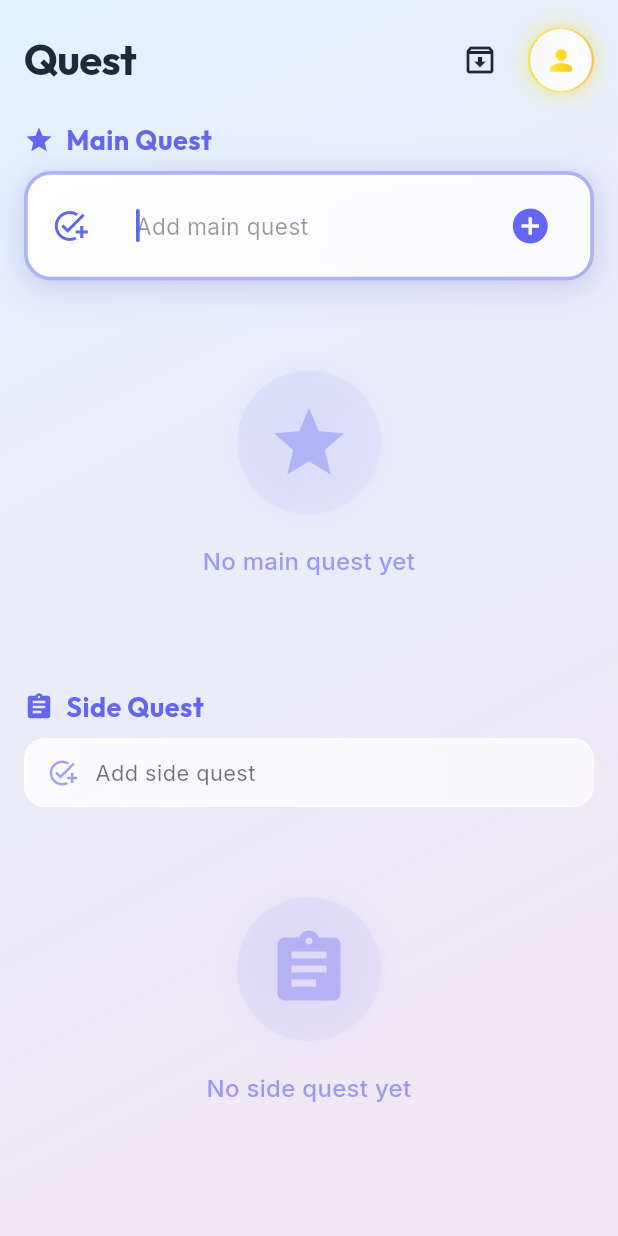
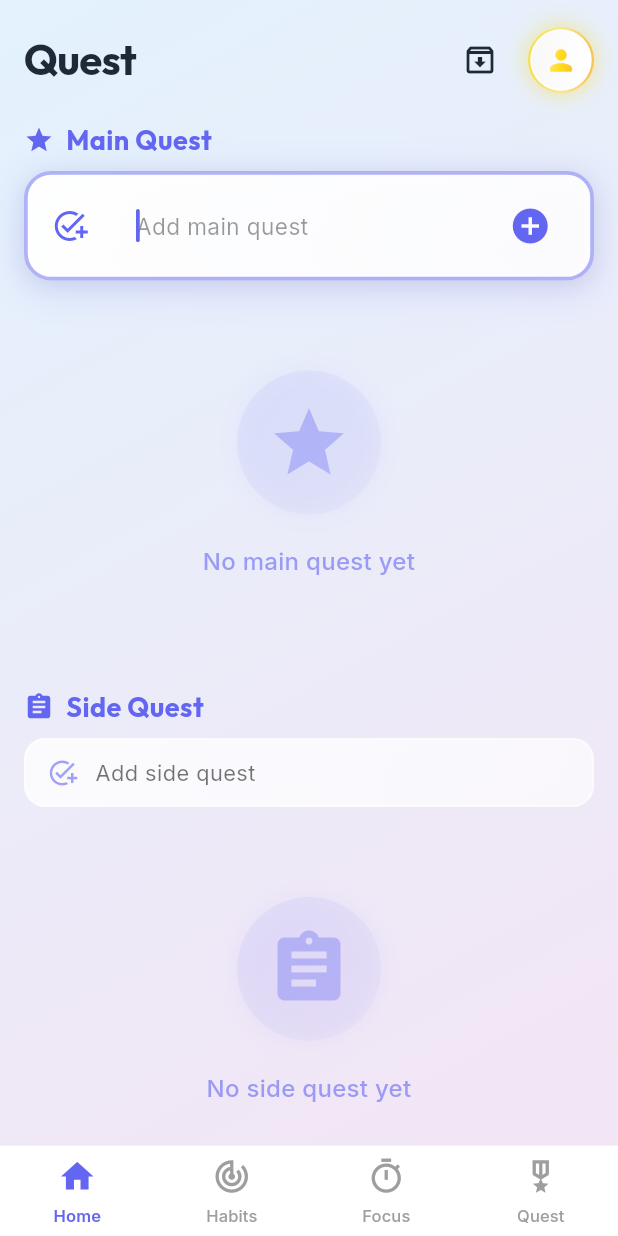
Before and after one commit to akramul47/windows_todo, a Flutter app: the screen it shows after launch, after a tap on "Add main quest", on a phone screen of 412 x 824 dp. Run offline on Flutter 3.47's test engine with Material 3 defaults, Android fonts, the phone set to English and light mode, and no system bars; our stand-ins replace confetti, google_fonts, shared_preferences; missing offline and left inert: tray_manager, win32_registry, window_manager.

Commit message:
feat: Refactor navigation structure and add new screens

```diff
--- a/lib/main.dart
+++ b/lib/main.dart
@@ -6,7 +6,7 @@ import 'package:provider/provider.dart';
 import 'package:window_manager/window_manager.dart';
 import 'package:windows_todo/Utils/app_theme.dart';
 import 'package:windows_todo/providers/theme_provider.dart';
-import 'package:windows_todo/screens/home_screen.dart';
+import 'package:windows_todo/screens/main_navigation_screen.dart';
 import 'package:windows_todo/services/storage_service.dart';
 import 'package:windows_todo/services/windows_service.dart';
 
@@ -149,8 +149,8 @@ class MyApp extends StatelessWidget {
             darkTheme: AppTheme.darkTheme,
             themeMode: themeProvider.effectiveThemeMode,
             home: isWindows
-                ? const WindowFrame(child: HomeScreen())
-                : const HomeScreen(),
+                ? const WindowFrame(child: MainNavigationScreen())
+                : const MainNavigationScreen(),
           );
         },
       ),
--- /dev/null
+++ b/lib/screens/focus_screen.dart
@@ -0,0 +1,71 @@
+import 'package:flutter/material.dart';
+import 'package:google_fonts/google_fonts.dart';
+import '../Utils/app_theme.dart';
+import '../Utils/responsive_layout.dart';
+
+class FocusScreen extends StatefulWidget {
+  const FocusScreen({Key? key}) : super(key: key);
+
+  @override
+  State<FocusScreen> createState() => _FocusScreenState();
+}
+
+class _FocusScreenState extends State<FocusScreen> {
+  @override
+  Widget build(BuildContext context) {
+    final isDark = Theme.of(context).brightness == Brightness.dark;
+    final deviceType = ResponsiveLayout.getDeviceType(context);
+    final isMobile = deviceType == DeviceType.mobile;
+
+    return Container(
+      decoration: BoxDecoration(
+        gradient: LinearGradient(
+          begin: Alignment.topLeft,
+          end: Alignment.bottomRight,
+          colors: isDark
+              ? [
+                  AppTheme.backgroundGradientStartDark,
+                  AppTheme.backgroundGradientEndDark,
+                ]
+              : [
+                  AppTheme.backgroundGradientStart,
+                  AppTheme.backgroundGradientEnd,
+                ],
+        ),
+      ),
+      child: Center(
+        child: Column(
+          mainAxisAlignment: MainAxisAlignment.center,
+          children: [
+            Icon(
+              Icons.timer_outlined,
+              size: isMobile ? 80 : 100,
+              color: Theme.of(context).colorScheme.primary.withOpacity(0.5),
+            ),
+            const SizedBox(height: 24),
+            Text(
+              'Focus',
+              style: GoogleFonts.outfit(
+                fontSize: isMobile ? 32 : 40,
+                fontWeight: FontWeight.bold,
+                color: isDark ? AppTheme.textDarkMode : AppTheme.textDark,
+              ),
+            ),
+            const SizedBox(height: 12),
+            Padding(
+              padding: const EdgeInsets.symmetric(horizontal: 32),
+              child: Text(
+                'Stay focused with timers and concentration tools',
+                textAlign: TextAlign.center,
+                style: GoogleFonts.inter(
+                  fontSize: isMobile ? 16 : 18,
+                  color: isDark ? AppTheme.textMediumDark : AppTheme.textMedium,
+                ),
+              ),
+            ),
+          ],
+        ),
+      ),
+    );
+  }
+}
--- /dev/null
+++ b/lib/screens/habits_screen.dart
@@ -0,0 +1,71 @@
+import 'package:flutter/material.dart';
+import 'package:google_fonts/google_fonts.dart';
+import '../Utils/app_theme.dart';
+import '../Utils/responsive_layout.dart';
+
+class HabitsScreen extends StatefulWidget {
+  const HabitsScreen({Key? key}) : super(key: key);
+
+  @override
+  State<HabitsScreen> createState() => _HabitsScreenState();
+}
+
+class _HabitsScreenState extends State<HabitsScreen> {
+  @override
+  Widget build(BuildContext context) {
+    final isDark = Theme.of(context).brightness == Brightness.dark;
+    final deviceType = ResponsiveLayout.getDeviceType(context);
+    final isMobile = deviceType == DeviceType.mobile;
+
+    return Container(
+      decoration: BoxDecoration(
+        gradient: LinearGradient(
+          begin: Alignment.topLeft,
+          end: Alignment.bottomRight,
+          colors: isDark
+              ? [
+                  AppTheme.backgroundGradientStartDark,
+                  AppTheme.backgroundGradientEndDark,
+                ]
+              : [
+                  AppTheme.backgroundGradientStart,
+                  AppTheme.backgroundGradientEnd,
+                ],
+        ),
+      ),
+      child: Center(
+        child: Column(
+          mainAxisAlignment: MainAxisAlignment.center,
+          children: [
+            Icon(
+              Icons.track_changes,
+              size: isMobile ? 80 : 100,
+              color: Theme.of(context).colorScheme.primary.withOpacity(0.5),
+            ),
+            const SizedBox(height: 24),
+            Text(
+              'Habits',
+              style: GoogleFonts.outfit(
+                fontSize: isMobile ? 32 : 40,
+                fontWeight: FontWeight.bold,
+                color: isDark ? AppTheme.textDarkMode : AppTheme.textDark,
+              ),
+            ),
+            const SizedBox(height: 12),
+            Padding(
+              padding: const EdgeInsets.symmetric(horizontal: 32),
+              child: Text(
+                'Track your daily habits and build consistency',
+                textAlign: TextAlign.center,
+                style: GoogleFonts.inter(
+                  fontSize: isMobile ? 16 : 18,
+                  color: isDark ? AppTheme.textMediumDark : AppTheme.textMedium,
+                ),
+              ),
+            ),
+          ],
+        ),
+      ),
+    );
+  }
+}
--- /dev/null
+++ b/lib/screens/main_navigation_screen.dart
@@ -0,0 +1,296 @@
+import 'package:flutter/material.dart';
+import 'package:flutter/services.dart';
+import 'package:google_fonts/google_fonts.dart';
+import '../Utils/responsive_layout.dart';
+import 'home_screen.dart';
+import 'habits_screen.dart';
+import 'focus_screen.dart';
+import 'quest_screen.dart';
+
+class MainNavigationScreen extends StatefulWidget {
+  const MainNavigationScreen({Key? key}) : super(key: key);
+
+  @override
+  State<MainNavigationScreen> createState() => _MainNavigationScreenState();
+}
+
+class _MainNavigationScreenState extends State<MainNavigationScreen> {
+  int _currentIndex = 0;
+
+  final List<Widget> _screens = const [
+    HomeScreen(),
+    HabitsScreen(),
+    FocusScreen(),
+    QuestScreen(),
+  ];
+
+  final List<NavigationItem> _navItems = const [
+    NavigationItem(
+      icon: Icons.home_outlined,
+      activeIcon: Icons.home,
+      label: 'Home',
+    ),
+    NavigationItem(
+      icon: Icons.track_changes,
+      activeIcon: Icons.track_changes,
+      label: 'Habits',
+    ),
+    NavigationItem(
+      icon: Icons.timer_outlined,
+      activeIcon: Icons.timer,
+      label: 'Focus',
+    ),
+    NavigationItem(
+      icon: Icons.military_tech_outlined,
+      activeIcon: Icons.military_tech,
+      label: 'Quest',
+    ),
+  ];
+
+  @override
+  Widget build(BuildContext context) {
+    final deviceType = ResponsiveLayout.getDeviceType(context);
+    final isMobile = deviceType == DeviceType.mobile;
+
+    if (isMobile) {
+      return _buildMobileLayout();
+    } else {
+      return _buildTabletDesktopLayout();
+    }
+  }
+
+  Widget _buildMobileLayout() {
+    final isDark = Theme.of(context).brightness == Brightness.dark;
+
+    return Scaffold(
+      body: IndexedStack(
+        index: _currentIndex,
+        children: _screens,
+      ),
+      bottomNavigationBar: Container(
+        decoration: BoxDecoration(
+          color: isDark ? const Color(0xFF000000) : Colors.white,
+          border: Border(
+            top: BorderSide(
+              color: isDark
+                  ? Colors.white.withOpacity(0.08)
+                  : Colors.black.withOpacity(0.06),
+              width: 0.5,
+            ),
+          ),
+        ),
+        child: SafeArea(
+          child: SizedBox(
+            height: 60,
+            child: Row(
+              mainAxisAlignment: MainAxisAlignment.spaceAround,
+              children: List.generate(_navItems.length, (index) {
+                return _buildBottomNavItem(
+                  item: _navItems[index],
+                  isSelected: _currentIndex == index,
+                  onTap: () => setState(() => _currentIndex = index),
+                );
+              }),
+            ),
+          ),
+        ),
+      ),
+    );
+  }
+
+  Widget _buildBottomNavItem({
+    required NavigationItem item,
+    required bool isSelected,
+    required VoidCallback onTap,
+  }) {
+    final isDark = Theme.of(context).brightness == Brightness.dark;
+    final primaryColor = Theme.of(context).colorScheme.primary;
+
+    return Expanded(
+      child: InkWell(
+        onTap: () {
+          HapticFeedback.selectionClick();
+          onTap();
+        },
+        splashColor: Colors.transparent,
+        highlightColor: Colors.transparent,
+        child: Column(
+          mainAxisAlignment: MainAxisAlignment.center,
+          mainAxisSize: MainAxisSize.min,
+          children: [
+            AnimatedContainer(
+              duration: const Duration(milliseconds: 200),
+              curve: Curves.easeOut,
+              child: Icon(
+                isSelected ? item.activeIcon : item.icon,
+                color: isSelected
+                    ? primaryColor
+                    : (isDark ? Colors.grey.shade600 : Colors.grey.shade500),
+                size: 26,
+              ),
+            ),
+            const SizedBox(height: 6),
+            AnimatedDefaultTextStyle(
+              duration: const Duration(milliseconds: 200),
+              curve: Curves.easeOut,
+              style: GoogleFonts.inter(
+                fontSize: 11,
+                fontWeight: isSelected ? FontWeight.w600 : FontWeight.w500,
+                color: isSelected
+                    ? primaryColor
+                    : (isDark ? Colors.grey.shade600 : Colors.grey.shade500),
+                letterSpacing: 0.1,
+              ),
+              child: Text(
+                item.label,
+                maxLines: 1,
+                overflow: TextOverflow.ellipsis,
+              ),
+            ),
+          ],
+        ),
+      ),
+    );
+  }
+
+  Widget _buildTabletDesktopLayout() {
+    return Scaffold(
+      body: Row(
+        children: [
+          // Side Navigation Rail
+          _buildSideNavigation(),
+          // Main Content
+          Expanded(
+            child: IndexedStack(
+              index: _currentIndex,
+              children: _screens,
+            ),
+          ),
+        ],
+      ),
+    );
+  }
+
+  Widget _buildSideNavigation() {
+    final isDark = Theme.of(context).brightness == Brightness.dark;
+    final deviceType = ResponsiveLayout.getDeviceType(context);
+    final isDesktop = deviceType == DeviceType.desktop;
+
+    return Container(
+      width: isDesktop ? 220 : 72,
+      decoration: BoxDecoration(
+        color: isDark ? const Color(0xFF000000) : Colors.white,
+        border: Border(
+          right: BorderSide(
+            color: isDark
+                ? Colors.white.withOpacity(0.08)
+                : Colors.black.withOpacity(0.06),
+            width: 0.5,
+          ),
+        ),
+      ),
+      child: Column(
+        mainAxisAlignment: MainAxisAlignment.center,
+        children: [
+          // Navigation Items
+          ListView.builder(
+            shrinkWrap: true,
+            physics: const NeverScrollableScrollPhysics(),
+            padding: EdgeInsets.symmetric(horizontal: isDesktop ? 12 : 8),
+            itemCount: _navItems.length,
+            itemBuilder: (context, index) {
+              return _buildSideNavItem(
+                item: _navItems[index],
+                isSelected: _currentIndex == index,
+                isExpanded: isDesktop,
+                onTap: () => setState(() => _currentIndex = index),
+              );
+            },
+          ),
+        ],
+      ),
+    );
+  }
+
+  Widget _buildSideNavItem({
+    required NavigationItem item,
+    required bool isSelected,
+    required bool isExpanded,
+    required VoidCallback onTap,
+  }) {
+    final isDark = Theme.of(context).brightness == Brightness.dark;
+    final primaryColor = Theme.of(context).colorScheme.primary;
+
+    return Padding(
+      padding: const EdgeInsets.only(bottom: 6),
+      child: InkWell(
+        onTap: () {
+          HapticFeedback.selectionClick();
+          onTap();
+        },
+        borderRadius: BorderRadius.circular(12),
+        splashColor: primaryColor.withOpacity(0.1),
+        highlightColor: primaryColor.withOpacity(0.05),
+        child: AnimatedContainer(
+          duration: const Duration(milliseconds: 200),
+          curve: Curves.easeOut,
+          padding: EdgeInsets.symmetric(
+            horizontal: isExpanded ? 16 : 0,
+            vertical: isExpanded ? 12 : 14,
+          ),
+          decoration: BoxDecoration(
+            color: isSelected
+                ? primaryColor.withOpacity(isDark ? 0.12 : 0.08)
+                : Colors.transparent,
+            borderRadius: BorderRadius.circular(12),
+          ),
+          child: isExpanded
+              ? Row(
+                  children: [
+                    Icon(
+                      isSelected ? item.activeIcon : item.icon,
+                      color: isSelected
+                          ? primaryColor
+                          : (isDark ? Colors.grey.shade600 : Colors.grey.shade500),
+                      size: 24,
+                    ),
+                    const SizedBox(width: 14),
+                    Text(
+                      item.label,
+                      style: GoogleFonts.inter(
+                        fontSize: 14,
+                        fontWeight: isSelected ? FontWeight.w600 : FontWeight.w500,
+                        color: isSelected
+                            ? primaryColor
+                            : (isDark ? Colors.grey.shade400 : const Color(0xFF1A1A1A)),
+                        letterSpacing: 0.1,
+                      ),
+                    ),
+                  ],
+                )
+              : Center(
+                  child: Icon(
+                    isSelected ? item.activeIcon : item.icon,
+                    color: isSelected
+                        ? primaryColor
+                        : (isDark ? Colors.grey.shade600 : Colors.grey.shade500),
+                    size: 24,
+                  ),
+                ),
+        ),
+      ),
+    );
+  }
+}
+
+class NavigationItem {
+  final IconData icon;
+  final IconData activeIcon;
+  final String label;
+
+  const NavigationItem({
+    required this.icon,
+    required this.activeIcon,
+    required this.label,
+  });
+}
--- /dev/null
+++ b/lib/screens/quest_screen.dart
@@ -0,0 +1,71 @@
+import 'package:flutter/material.dart';
+import 'package:google_fonts/google_fonts.dart';
+import '../Utils/app_theme.dart';
+import '../Utils/responsive_layout.dart';
+
+class QuestScreen extends StatefulWidget {
+  const QuestScreen({Key? key}) : super(key: key);
+
+  @override
+  State<QuestScreen> createState() => _QuestScreenState();
+}
+
+class _QuestScreenState extends State<QuestScreen> {
+  @override
+  Widget build(BuildContext context) {
+    final isDark = Theme.of(context).brightness == Brightness.dark;
+    final deviceType = ResponsiveLayout.getDeviceType(context);
+    final isMobile = deviceType == DeviceType.mobile;
+
+    return Container(
+      decoration: BoxDecoration(
+        gradient: LinearGradient(
+          begin: Alignment.topLeft,
+          end: Alignment.bottomRight,
+          colors: isDark
+              ? [
+                  AppTheme.backgroundGradientStartDark,
+                  AppTheme.backgroundGradientEndDark,
+                ]
+              : [
+                  AppTheme.backgroundGradientStart,
+                  AppTheme.backgroundGradientEnd,
+                ],
+        ),
+      ),
+      child: Center(
+        child: Column(
+          mainAxisAlignment: MainAxisAlignment.center,
+          children: [
+            Icon(
+              Icons.military_tech_outlined,
+              size: isMobile ? 80 : 100,
+              color: Theme.of(context).colorScheme.primary.withOpacity(0.5),
+            ),
+            const SizedBox(height: 24),
+            Text(
+              'Quest',
+              style: GoogleFonts.outfit(
+                fontSize: isMobile ? 32 : 40,
+                fontWeight: FontWeight.bold,
+                color: isDark ? AppTheme.textDarkMode : AppTheme.textDark,
+              ),
+            ),
+            const SizedBox(height: 12),
+            Padding(
+              padding: const EdgeInsets.symmetric(horizontal: 32),
+              child: Text(
+                'Complete challenges and level up your productivity',
+                textAlign: TextAlign.center,
+                style: GoogleFonts.inter(
+                  fontSize: isMobile ? 16 : 18,
+                  color: isDark ? AppTheme.textMediumDark : AppTheme.textMedium,
+                ),
+              ),
+            ),
+          ],
+        ),
+      ),
+    );
+  }
+}
```
Also changed, not shown: lib/widgets/glass_task_card.dart (+8 -2 lines).
